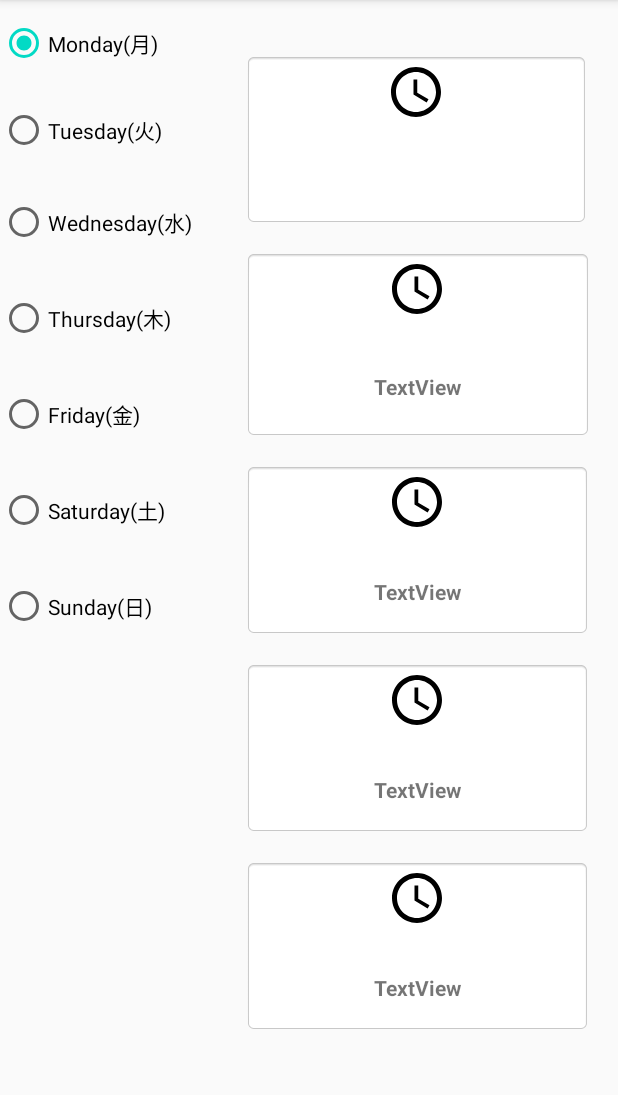
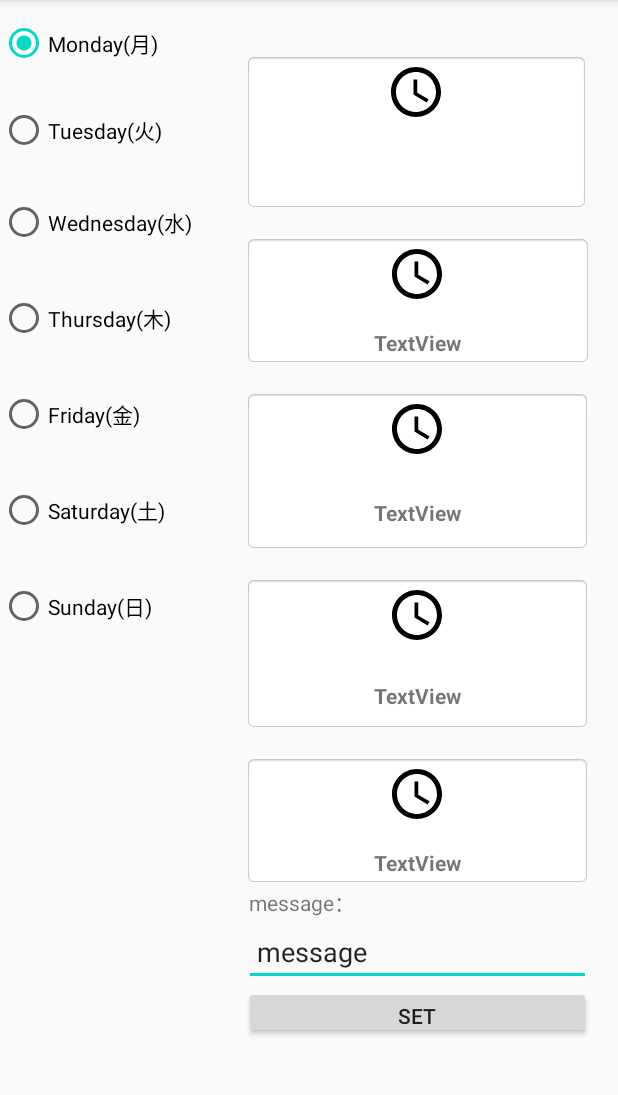
Before and after one commit to KUASE-AndroidDev2020/Project09, an Android app: the Create_a_calendar screen opened directly, with no data from a screen before it, on a phone screen of 412 x 824 dp, the part 84-1179 px from its top. Run offline under Robolectric (Android 15) with nearby library versions, the phone set to English and light mode, and no system bars.

Commit message:
calendar

```diff
--- a/app/src/main/AndroidManifest.xml
+++ b/app/src/main/AndroidManifest.xml
@@ -1,6 +1,9 @@
 <?xml version="1.0" encoding="utf-8"?>
 <manifest xmlns:android="http://schemas.android.com/apk/res/android"
     package="com.example.project09">
+
+    <uses-sdk android:minSdkVersion="10" />
+    <uses-permission android:name="com.android.alarm.permission.SET_ALARM"/>
 
     <application
         android:allowBackup="true"
@@ -12,6 +15,7 @@
         <activity android:name=".Main2Activity"></activity>
         <activity android:name=".Create_a_calendar" />
         <activity android:name=".MainActivity">
+
             <intent-filter>
                 <action android:name="android.intent.action.MAIN" />
 
--- a/app/src/main/res/layout/activity_create_a_calendar.xml
+++ b/app/src/main/res/layout/activity_create_a_calendar.xml
@@ -78,7 +78,7 @@
         <TextView
             android:id="@+id/tv_timer1"
             android:layout_width="230dp"
-            android:layout_height="115dp"
+            android:layout_height="105dp"
             android:background="@android:drawable/editbox_background"
             android:drawableTop="@drawable/ic_time"
             android:drawablePadding="16dp"
@@ -89,7 +89,7 @@
         <TextView
             android:id="@+id/tv_timer2"
             android:layout_width="232dp"
-            android:layout_height="126dp"
+            android:layout_height="wrap_content"
             android:layout_marginTop="16dp"
             android:background="@android:drawable/editbox_background"
             android:drawableTop="@drawable/ic_time"
@@ -102,11 +102,11 @@
         <TextView
             android:id="@+id/tv_timer3"
             android:layout_width="match_parent"
-            android:layout_height="116dp"
+            android:layout_height="108dp"
             android:layout_marginTop="16dp"
+            android:background="@android:drawable/editbox_background"
             android:drawableTop="@drawable/ic_time"
             android:drawablePadding="16dp"
-            android:background="@android:drawable/editbox_background"
             android:gravity="center"
             android:hint="Select Time"
             android:text="TextView"
@@ -115,10 +115,10 @@
         <TextView
             android:id="@+id/tv_timer4"
             android:layout_width="match_parent"
-            android:layout_height="116dp"
+            android:layout_height="103dp"
             android:layout_marginTop="16dp"
+            android:background="@android:drawable/editbox_background"
             android:drawableTop="@drawable/ic_time"
-            android:background="@android:drawable/editbox_background"
             android:drawablePadding="16dp"
             android:gravity="center"
             android:hint="Select Time"
@@ -128,7 +128,7 @@
         <TextView
             android:id="@+id/tv_timer5"
             android:layout_width="match_parent"
-            android:layout_height="116dp"
+            android:layout_height="wrap_content"
             android:layout_marginTop="16dp"
             android:background="@android:drawable/editbox_background"
             android:drawableTop="@drawable/ic_time"
@@ -138,6 +138,28 @@
             android:text="TextView"
             android:textStyle="bold" />
 
+        <TextView
+            android:id="@+id/textView"
+            android:layout_width="match_parent"
+            android:layout_height="wrap_content"
+            android:text=" message：" />
+
+        <EditText
+            android:id="@+id/msg"
+            android:layout_width="match_parent"
+            android:layout_height="wrap_content"
+            android:ems="10"
+            android:inputType="textPersonName"
+            android:text=" message" />
+
+        <Button
+            android:id="@+id/btn"
+            android:layout_width="match_parent"
+            android:layout_height="35dp"
+            android:layout_marginBottom="16dp"
+            android:text="set"
+            app:layout_constraintBottom_toBottomOf="parent" />
+
     </LinearLayout>
 
 </androidx.constraintlayout.widget.ConstraintLayout>
```
Also changed, not shown: app/src/main/java/com/example/project09/Create_a_calendar.java (+37 -20 lines), app/src/main/res/layout/activity_main2.xml (+7 -6 lines).
